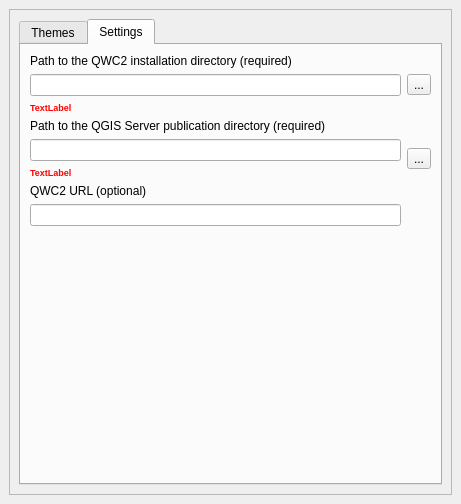
Qt form ui/themes_manager.ui (HusseinKabbout/qwc2-themes-manager) before a commit.
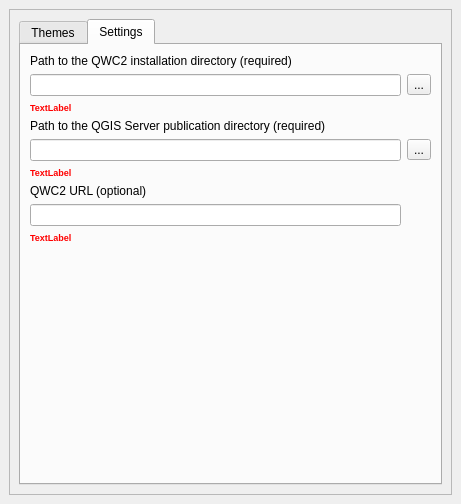
The same form after that commit.

Commit message: Added qwc2 url check

```diff
--- a/ui/themes_manager.ui
+++ b/ui/themes_manager.ui
@@ -205,13 +205,6 @@
             <item row="1" column="0">
              <widget class="QLineEdit" name="qwc2Dir_lineEdit"/>
             </item>
-            <item row="1" column="1">
-             <widget class="QToolButton" name="qwc2Dir_button">
-              <property name="text">
-               <string>...</string>
-              </property>
-             </widget>
-            </item>
             <item row="2" column="0">
              <widget class="QLabel" name="error_lbl_qwc2">
               <property name="enabled">
@@ -242,13 +235,6 @@
             <item row="4" column="0">
              <widget class="QLineEdit" name="projectsDir_lineEdit"/>
             </item>
-            <item row="4" column="1" rowspan="2">
-             <widget class="QToolButton" name="projectsDir_button">
-              <property name="text">
-               <string>...</string>
-              </property>
-             </widget>
-            </item>
             <item row="5" column="0">
              <widget class="QLabel" name="error_lbl_server">
               <property name="enabled">
@@ -283,7 +269,27 @@
               </property>
              </widget>
             </item>
-            <item row="8" column="1">
+            <item row="8" column="0">
+             <widget class="QLabel" name="error_lbl_url">
+              <property name="enabled">
+               <bool>true</bool>
+              </property>
+              <property name="font">
+               <font>
+                <pointsize>7</pointsize>
+                <weight>75</weight>
+                <bold>true</bold>
+               </font>
+              </property>
+              <property name="styleSheet">
+               <string notr="true">color: red;</string>
+              </property>
+              <property name="text">
+               <string>TextLabel</string>
+              </property>
+             </widget>
+            </item>
+            <item row="9" column="1">
              <spacer name="verticalSpacer">
               <property name="orientation">
                <enum>Qt::Vertical</enum>
@@ -296,6 +302,20 @@
               </property>
              </spacer>
             </item>
+            <item row="1" column="1">
+             <widget class="QToolButton" name="qwc2Dir_button">
+              <property name="text">
+               <string>...</string>
+              </property>
+             </widget>
+            </item>
+            <item row="4" column="1">
+             <widget class="QToolButton" name="projectsDir_button">
+              <property name="text">
+               <string>...</string>
+              </property>
+             </widget>
+            </item>
            </layout>
           </widget>
          </widget>
```
Left out of the diff: 19 changed lines with no effect on the pictures. The commit also changes 1 other file.
